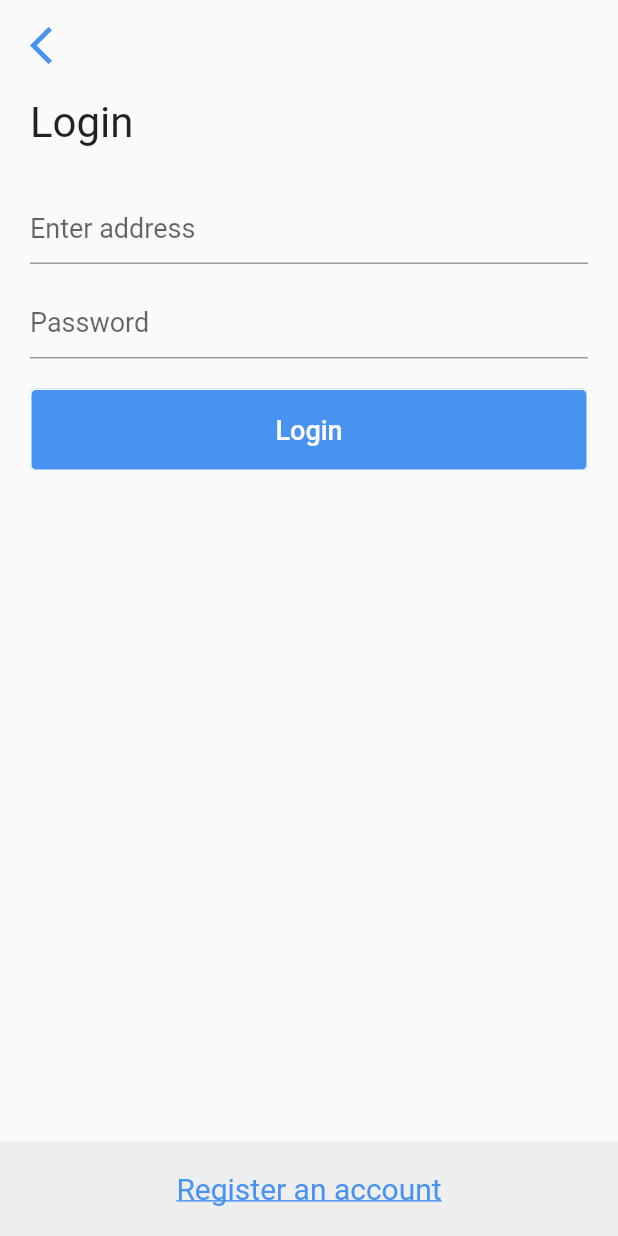
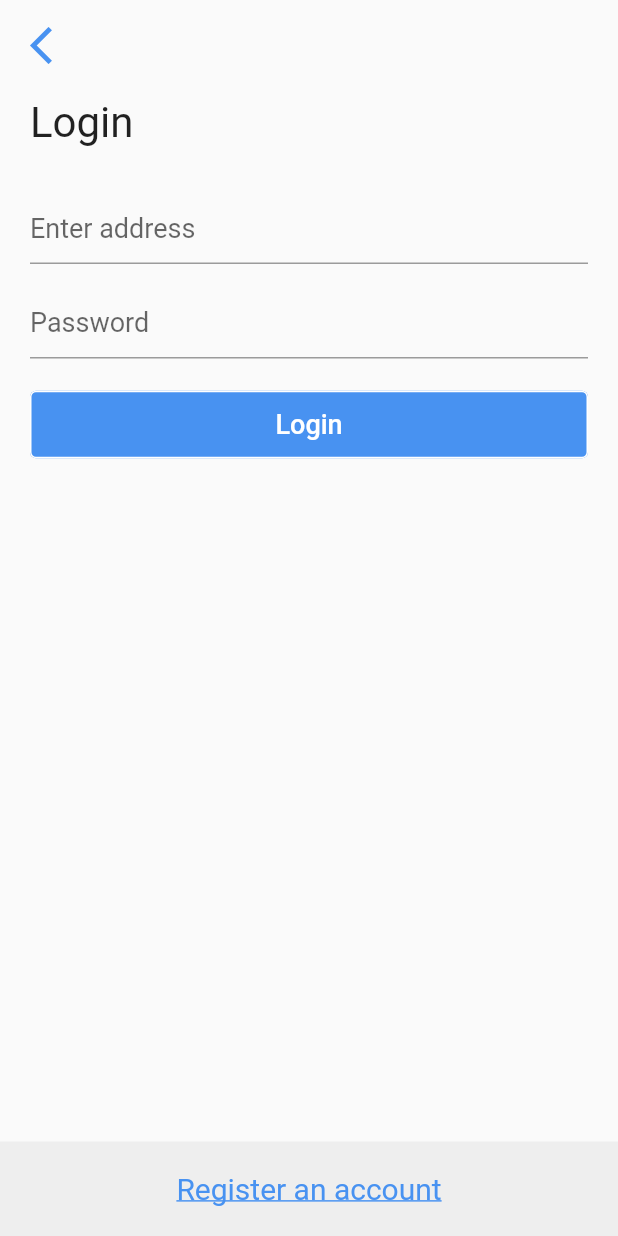
Before and after one commit to izaanjahangir/find-a-room-flutter, a Flutter app: the screen it shows after launch, after a tap on "I am Looking for a Room", on a phone screen of 412 x 824 dp. Run offline on Flutter 3.47's test engine with Material 2 defaults, Android fonts, the phone set to English and light mode, and no system bars; drawn by our look-alikes of touchable_opacity.

Commit message:
small change

```diff
--- a/lib/components/custom_outline_button/custom_outline_button.dart
+++ b/lib/components/custom_outline_button/custom_outline_button.dart
@@ -7,13 +7,15 @@ class CustomOutlineButton extends StatelessWidget {
   final Color backgroundColor;
   final Color textColor;
   final bool disabled;
+  final double height;
 
   CustomOutlineButton(
       {this.label = "",
       this.onPressed,
       this.backgroundColor = Colors.transparent,
       this.textColor = ThemeColors.white,
-      this.disabled = false});
+      this.disabled = false,
+      this.height = 55});
 
   @override
   Widget build(BuildContext context) {
@@ -26,7 +28,7 @@ class CustomOutlineButton extends StatelessWidget {
             style: OutlinedButton.styleFrom(
               backgroundColor: backgroundColor,
               primary: ThemeColors.white,
-              minimumSize: Size(double.infinity, 55),
+              minimumSize: Size(double.infinity, height),
               side: BorderSide(
                 width: 1,
                 color: ThemeColors.white,
--- a/lib/screens/login/login.dart
+++ b/lib/screens/login/login.dart
@@ -71,6 +71,7 @@ class Login extends StatelessWidget {
                                   disabled: false,
                                   backgroundColor: ThemeColors.lightBlue,
                                   onPressed: () {},
+                                  height: 45,
                                   label: "Login",
                                 )
                               ],
```
